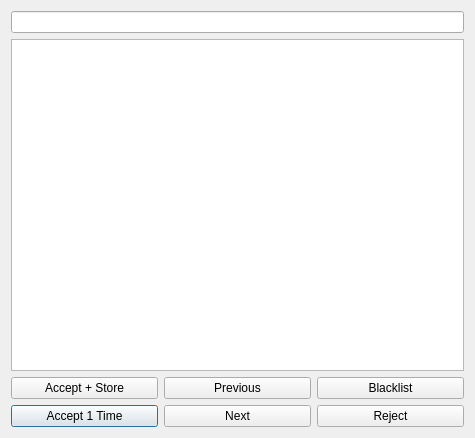
Qt form ui/cert-candidate.ui (berndhs/egalite) before a commit.
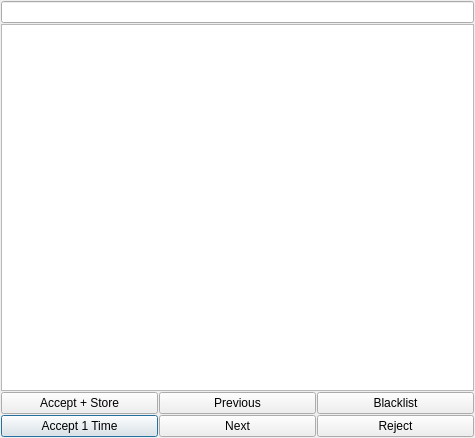
The same form after that commit.

Commit message: made margins small, the default qt-designer margins are silly

```diff
--- a/ui/cert-candidate.ui
+++ b/ui/cert-candidate.ui
@@ -68,6 +68,7 @@
    </item>
   </layout>
  </widget>
+ <layoutdefault spacing="1" margin="1"/>
  <resources/>
  <connections/>
 </ui>
```
Left out of the diff: 1 changed line with no effect on the pictures. The commit also changes 18 other files.
